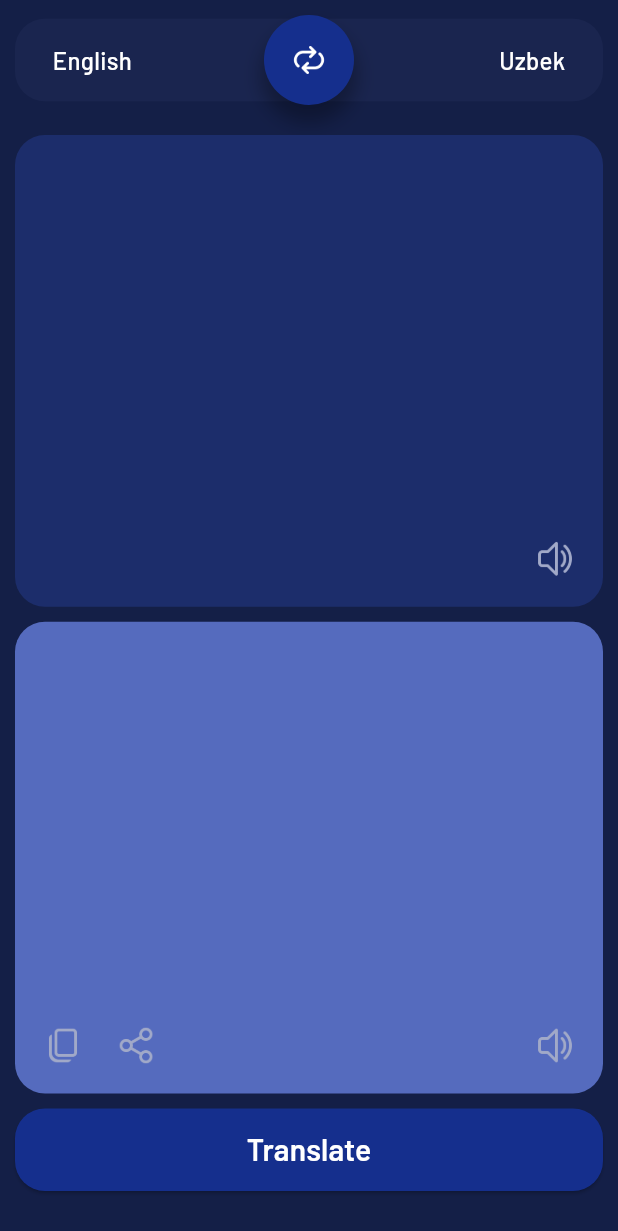
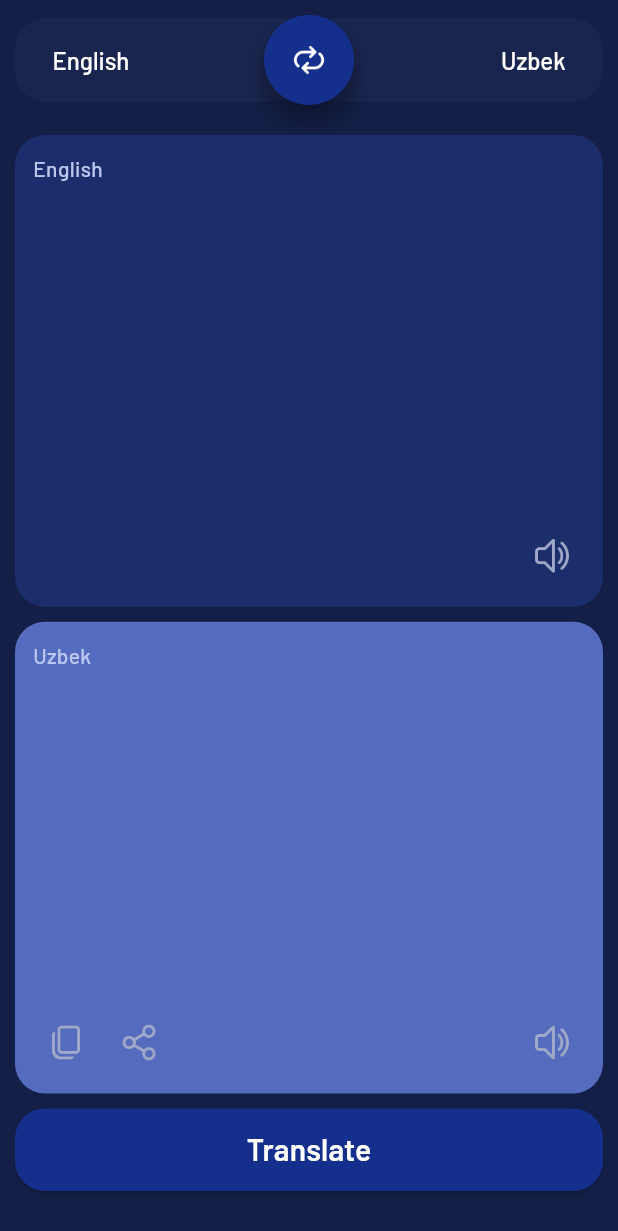
Before and after one commit to IslomjonovAbdulazim/translator_app, a Flutter app: the screen it shows after launch, after a tap on "Translate", on a phone screen of 412 x 824 dp. Shown: the top 1231 px of the screen. Run offline on Flutter 3.47's test engine with Material 3 defaults, Android fonts, the phone set to English and light mode, and no system bars; our stand-ins replace equatable, flutter_tts, google_fonts, share_plus; missing offline and left inert: clipboard, google_cloud_translation.

Commit message:
translator app

```diff
--- a/lib/language_model.dart
+++ b/lib/language_model.dart
@@ -1,27 +1,30 @@
-class LanguageModel {
-  late String code;
-  late String name;
+import 'package:equatable/equatable.dart';
 
-  LanguageModel({required this.code, required this.name});
+
+class LanguageModel extends Equatable {
+  final String code;
+  final String name;
+  final String locale;
+
+  const LanguageModel({
+    required this.code,
+    required this.name,
+    required this.locale,
+  });
+
+  @override
+  List get props => [code];
 }
 
 List<LanguageModel> languages = [
-  LanguageModel(code: "en", name: "English"),
-  LanguageModel(code: "uz", name: "Uzbek"),
-  LanguageModel(code: "ru", name: "Russian"),
-  LanguageModel(code: "zh", name: "Chinese (Mandarin)"),
-  LanguageModel(code: "es", name: "Spanish"),
-  LanguageModel(code: "ar", name: "Arabic"),
-  LanguageModel(code: "fr", name: "French"),
-  LanguageModel(code: "de", name: "German"),
-  LanguageModel(code: "ja", name: "Japanese"),
-  LanguageModel(code: "ko", name: "Korean"),
-  LanguageModel(code: "tr", name: "Turkish"),
-  LanguageModel(code: "kk", name: "Kazakh"),
-  LanguageModel(code: "tk", name: "Turkmen"),
-  LanguageModel(code: "ky", name: "Kyrgyz"),
-  LanguageModel(code: "tg", name: "Tajik"),
-  LanguageModel(code: "fa", name: "Persian (Farsi)"),
-  LanguageModel(code: "az", name: "Azerbaijani"),
-  LanguageModel(code: "uk", name: "Ukrainian"),
+  LanguageModel(code: "en", name: "English", locale: "en-US"),
+  LanguageModel(code: "uz", name: "Uzbek", locale: "uz-UZ"),
+  LanguageModel(code: "ru", name: "Russian", locale: "ru-RU"),
+  LanguageModel(code: "zh", name: "Mandarin", locale: "zh-CN"),
+  LanguageModel(code: "es", name: "Spanish", locale: "es-ES"),
+  LanguageModel(code: "fr", name: "French", locale: "fr-FR"),
+  LanguageModel(code: "de", name: "German", locale: "de-DE"),
+  LanguageModel(code: "ja", name: "Japanese", locale: "ja-JP"),
+  LanguageModel(code: "ko", name: "Korean", locale: "ko-KR"),
+  LanguageModel(code: "tr", name: "Turkish", locale: "tr-TR"),
 ];
--- a/lib/main.dart
+++ b/lib/main.dart
@@ -1,9 +1,13 @@
 // https://www.figma.com/community/file/1472453771022088768
 
+import 'package:clipboard/clipboard.dart';
 import 'package:flutter/cupertino.dart';
 import 'package:flutter/material.dart';
+import 'package:flutter/services.dart';
+import 'package:flutter_tts/flutter_tts.dart';
 import 'package:google_cloud_translation/google_cloud_translation.dart';
 import 'package:google_fonts/google_fonts.dart';
+import 'package:share_plus/share_plus.dart';
 import 'package:translator_app/language_model.dart';
 
 String apiKey = "AIzaSyCIyR35pgtP3spCguV6MprjB1W-RSWJWTA";
@@ -15,7 +19,12 @@ Color buttonColor = Color(0xff152F8D);
 Color blueColor = Color(0xff1A254F);
 Color greyButtonColor = Color(0xffA1A9C8);
 Color greyTextColor = Color(0xffBCC7EF);
-void main() {
+
+void main() async {
+  WidgetsFlutterBinding.ensureInitialized();
+  await SystemChrome.setPreferredOrientations(
+    [DeviceOrientation.portraitUp],
+  );
   runApp(const TranslatorApp());
 }
 
@@ -40,18 +49,28 @@ class HomePage extends StatefulWidget {
 
 class _HomePageState extends State<HomePage> {
   Translation translator = Translation(apiKey: apiKey);
+  FlutterTts tts = FlutterTts();
   LanguageModel inputLanguage = languages[0];
   LanguageModel outputLanguage = languages[1];
   TextEditingController inputController = TextEditingController();
   FocusNode inputFocus = FocusNode();
   String output = "";
 
-  void translate() {}
+  Future<void> translate() async {
+    String input = inputController.text.trim();
+    TranslationModel translation = await translator.translate(
+      text: input,
+      to: outputLanguage.code,
+    );
+    output = translation.translatedText;
+    setState(() {});
+  }
 
   @override
   Widget build(BuildContext context) {
     return Scaffold(
       backgroundColor: backgroundColor,
+      resizeToAvoidBottomInset: false,
       body: Padding(
         padding: const EdgeInsets.all(10),
         child: SafeArea(
@@ -70,27 +89,66 @@ class _HomePageState extends State<HomePage> {
                     child: Row(
                       children: [
                         Expanded(
-                          child: Text(
-                            inputLanguage.name,
+                          child: DropdownButton<LanguageModel>(
+                            dropdownColor: blueColor,
+                            borderRadius: BorderRadius.circular(15),
+                            onChanged: (val) {
+                              if (val == null || val == outputLanguage) return;
+                              inputLanguage = val;
+                              setState(() {});
+                            },
                             style: GoogleFonts.barlow(
+                              color: textColor,
                               fontSize: 16,
                               fontWeight: FontWeight.w500,
-                              color: textColor,
                             ),
-                            maxLines: 2,
+                            icon: SizedBox.shrink(),
+                            underline: SizedBox.shrink(),
+                            value: inputLanguage,
+                            items: languages
+                                .map(
+                                  (lan) => DropdownMenuItem<LanguageModel>(
+                                    value: lan,
+                                    child: Text(
+                                      lan.name,
+                                    ),
+                                  ),
+                                )
+                                .toList(),
                           ),
                         ),
                         Spacer(),
                         Expanded(
-                          child: Text(
-                            outputLanguage.name,
-                            style: GoogleFonts.barlow(
-                              fontSize: 16,
-                              fontWeight: FontWeight.w500,
-                              color: textColor,
+                          child: Align(
+                            alignment: Alignment.centerRight,
+                            child: DropdownButton<LanguageModel>(
+                              alignment: Alignment.centerRight,
+                              dropdownColor: blueColor,
+                              borderRadius: BorderRadius.circular(15),
+                              onChanged: (val) {
+                                if (val == null || val == inputLanguage) return;
+                                outputLanguage = val;
+                                setState(() {});
+                              },
+                              style: GoogleFonts.barlow(
+                                color: textColor,
+                                fontSize: 16,
+                                fontWeight: FontWeight.w500,
+                              ),
+                              icon: SizedBox.shrink(),
+                              underline: SizedBox.shrink(),
+                              value: outputLanguage,
+                              items: languages
+                                  .map(
+                                    (lan) => DropdownMenuItem<LanguageModel>(
+                                      value: lan,
+                                      child: Text(
+                                        lan.name,
+                                      ),
+                                    ),
+                                  )
+                                  .toList(),
                             ),
-                            maxLines: 2,
-                            textAlign: TextAlign.end,
                           ),
                         ),
                       ],
@@ -114,7 +172,15 @@ class _HomePageState extends State<HomePage> {
                       color: buttonColor,
                       padding: EdgeInsets.all(15),
                       borderRadius: BorderRadius.circular(100),
-                      onPressed: () {},
+                      onPressed: () {
+                        String input = inputController.text.trim();
+                        inputController.text = output;
+                        output = input;
+                        LanguageModel language = inputLanguage;
+                        inputLanguage = outputLanguage;
+                        outputLanguage = language;
+                        setState(() {});
+                      },
                       child: Image.asset(
                         "assets/reverse.png",
                         height: 25,
@@ -126,19 +192,30 @@ class _HomePageState extends State<HomePage> {
               SizedBox(height: 20),
               Expanded(
                 child: Container(
-                  padding: EdgeInsets.all(10),
+                  padding: EdgeInsets.all(12),
                   decoration: BoxDecoration(
                     color: inputColor,
                     borderRadius: BorderRadius.circular(20),
                   ),
                   child: Column(
+                    crossAxisAlignment: CrossAxisAlignment.start,
                     children: [
+                      Text(
+                        inputLanguage.name,
+                        style: GoogleFonts.barlow(
+                          color: greyTextColor,
+                          fontWeight: FontWeight.w500,
+                        ),
+                      ),
                       Expanded(
                         child: TextField(
                           cursorColor: textColor,
                           controller: inputController,
                           focusNode: inputFocus,
                           maxLength: 500,
+                          onSubmitted: (va) {
+                            translate();
+                          },
                           maxLines: null,
                           textInputAction: TextInputAction.done,
                           style: GoogleFonts.barlow(
@@ -149,6 +226,7 @@ class _HomePageState extends State<HomePage> {
                           onTapOutside: (val) {
                             inputFocus.unfocus();
                           },
+                          textCapitalization: TextCapitalization.sentences,
                           decoration: InputDecoration(
                             border: InputBorder.none,
                             counter: SizedBox.shrink(),
@@ -160,7 +238,11 @@ class _HomePageState extends State<HomePage> {
                           Spacer(),
                           CupertinoButton(
                             padding: EdgeInsets.zero,
-                            onPressed: () {},
+                            onPressed: () async {
+                              await tts.stop();
+                              await tts.setLanguage(inputLanguage.locale);
+                              tts.speak(inputController.text.trim());
+                            },
                             child: Image.asset(
                               "assets/speaker.png",
                               height: 30,
@@ -176,7 +258,7 @@ class _HomePageState extends State<HomePage> {
               SizedBox(height: 10),
               Expanded(
                 child: Container(
-                  padding: EdgeInsets.all(10),
+                  padding: EdgeInsets.all(12),
                   decoration: BoxDecoration(
                     color: outputColor,
                     borderRadius: BorderRadius.circular(20),
@@ -184,6 +266,13 @@ class _HomePageState extends State<HomePage> {
                   child: Column(
                     crossAxisAlignment: CrossAxisAlignment.start,
                     children: [
+                      Text(
+                        outputLanguage.name,
+                        style: GoogleFonts.barlow(
+                          color: greyTextColor,
+                          fontWeight: FontWeight.w500,
+                        ),
+                      ),
                       Expanded(
                         child: SingleChildScrollView(
                           child: Text(
@@ -199,7 +288,10 @@ class _HomePageState extends State<HomePage> {
                         children: [
                           CupertinoButton(
                             padding: EdgeInsets.zero,
-                            onPressed: () {},
+                            onPressed: () async {
+                              if (output.isEmpty) return;
+                              await FlutterClipboard.copy(output);
+                            },
                             child: Image.asset(
                               "assets/copy.png",
                               height: 30,
@@ -209,7 +301,16 @@ class _HomePageState extends State<HomePage> {
                           SizedBox(width: 5),
                           CupertinoButton(
                             padding: EdgeInsets.zero,
-                            onPressed: () {},
+                            onPressed: () async {
+                              String input = inputController.text.trim();
+                              if (output.isEmpty || input.isEmpty) return;
+                              await Share.share('🌍 Translation 🌍\n\n'
+                                  '🔹 From: ${inputLanguage.name}\n'
+                                  '📝 $input\n\n'
+                                  '🔹 To: ${outputLanguage.name}\n'
+                                  '🗣️ $output\n\n'
+                                  '📲 Shared via D4 Translator App');
+                            },
                             child: Image.asset(
                               "assets/share.png",
                               height: 30,
@@ -219,7 +320,11 @@ class _HomePageState extends State<HomePage> {
                           Spacer(),
                           CupertinoButton(
                             padding: EdgeInsets.zero,
-                            onPressed: () {},
+                            onPressed: () async {
+                              await tts.stop();
+                              await tts.setLanguage(outputLanguage.locale);
+                              tts.speak(output);
+                            },
                             child: Image.asset(
                               "assets/speaker.png",
                               height: 30,
@@ -242,13 +347,7 @@ class _HomePageState extends State<HomePage> {
                   ),
                 ),
                 onPressed: () async {
-                  String input = inputController.text.trim();
-                  TranslationModel translation = await translator.translate(
-                    text: input,
-                    to: outputLanguage.code,
-                  );
-                  output = translation.translatedText;
-                  setState(() {});
+                  translate();
                 },
                 child: Center(
                   child: Text(
--- a/pubspec.yaml
+++ b/pubspec.yaml
@@ -16,7 +16,10 @@ dependencies:
   google_fonts: ^6.2.1
   device_preview: ^1.2.0
   google_cloud_translation: ^0.0.4
-
+  share_plus: ^10.1.4
+  clipboard: ^0.1.3
+  flutter_tts: ^4.2.2
+  equatable: ^2.0.7
 
 dev_dependencies:
   flutter_test:
```
Also changed, not shown: lib/practice.dart (deleted, +0 -10 lines), pubspec.lock, 2 other files.
